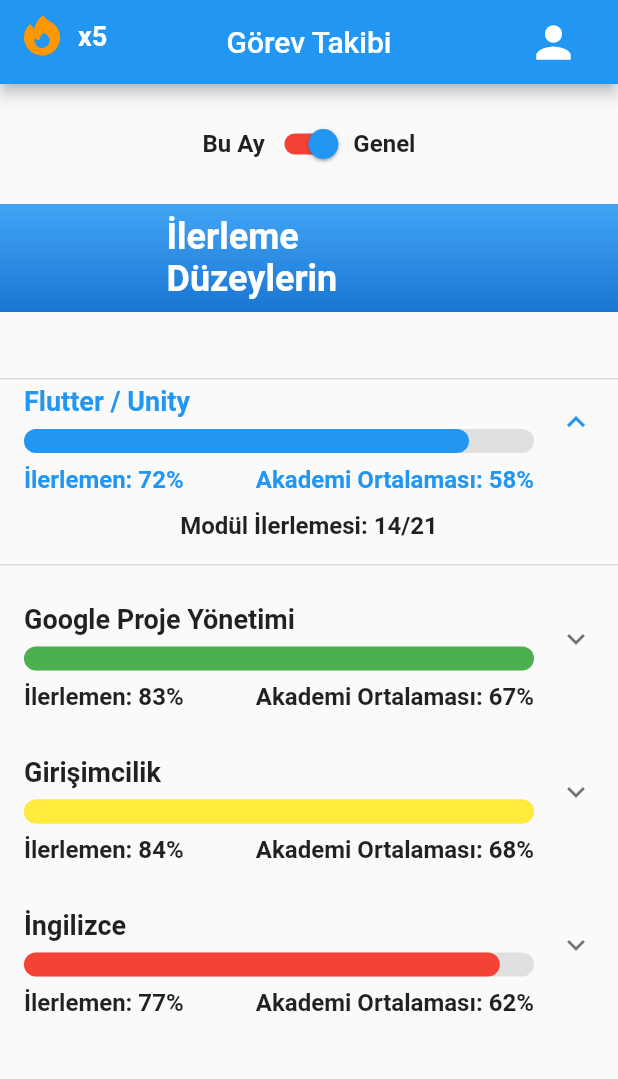
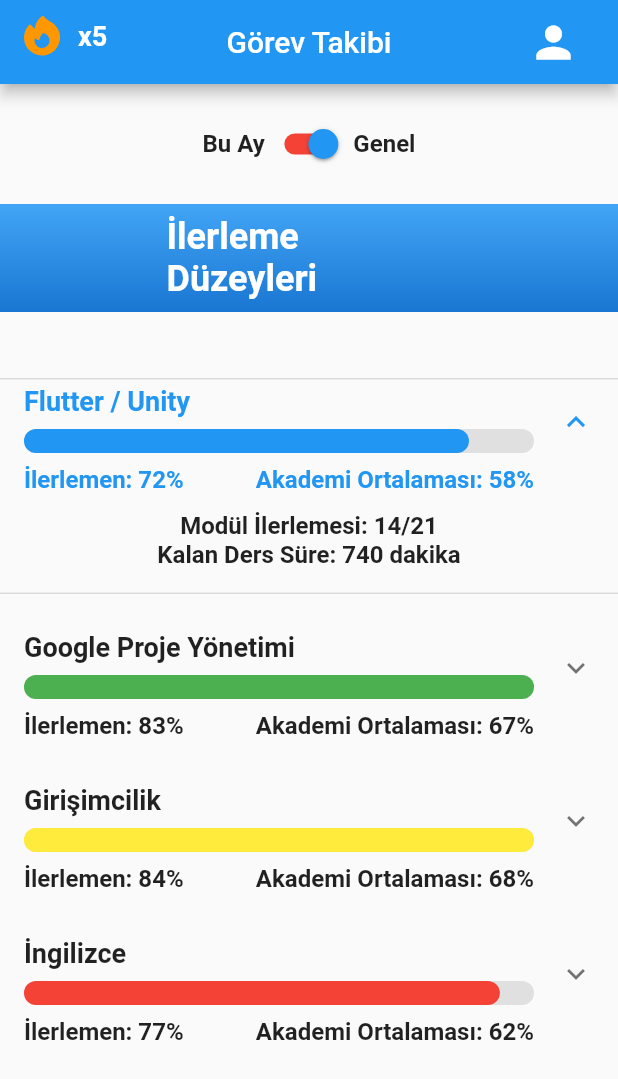
Before and after one commit to huseyinasan/AkademiTakip-AppJam, a Flutter app: the AnaPanel screen opened directly, after a tap on "Flutter / Unity", on a phone screen of 412 x 824 dp. Shown: the top 1079 px of the screen. Run offline on Flutter 3.47's test engine with Material 2 defaults, Android fonts, the phone set to English and light mode, and no system bars; our stand-ins replace icons_plus, percent_indicator.

Commit message:
ana_panel nearly finished and yaml updated

```diff
--- a/lib/screens/ana_panel.dart
+++ b/lib/screens/ana_panel.dart
@@ -23,24 +23,28 @@ class _AnaPanelState extends State<AnaPanel> {
       'value': 0.72,
       'color': Colors.blue,
       "course": "14/21",
+      "kalan_sure": 740,
     },
     {
       'name': 'Google Proje Yönetimi',
       'value': 0.83,
       'color': Colors.green,
       "course": "5/6",
+      "kalan_sure": 160,
     },
     {
       'name': 'Girişimcilik',
       'value': 0.84,
       'color': Colors.yellow,
       "course": "16/21",
+      "kalan_sure": 90,
     },
     {
       'name': 'İngilizce',
       'value': 0.77,
       'color': Colors.red,
       "course": "27/34",
+      "kalan_sure": 360,
     },
   ];
 
@@ -50,24 +54,28 @@ class _AnaPanelState extends State<AnaPanel> {
       'value': 0.82,
       'color': Colors.blue,
       "course": "14/16",
+      "kalan_sure": 60,
     },
     {
       'name': 'Google Proje Yönetimi',
       'value': 1.0,
       'color': Colors.green,
       "course": "5/4",
+      "kalan_sure": 0,
     },
     {
       'name': 'Girişimcilik',
       'value': 0.72,
       'color': Colors.yellow,
       "course": "16/18",
+      "kalan_sure": 40,
     },
     {
       'name': 'İngilizce',
       'value': 0.92,
       'color': Colors.red,
       "course": "27/28",
+      "kalan_sure": 25,
     },
   ];
 
@@ -161,7 +169,7 @@ class _AnaPanelState extends State<AnaPanel> {
                 ),
               ),
               child: const Text(
-                'İlerleme Düzeylerin',
+                'İlerleme Düzeyleri',
                 style: TextStyle(
                   fontSize: 24,
                   fontWeight: FontWeight.bold,
@@ -177,12 +185,13 @@ class _AnaPanelState extends State<AnaPanel> {
               itemBuilder: (BuildContext context, int index) {
                 return Column(
                   children: [
-                    SizedBox(height: 20),
+                    const SizedBox(height: 20),
                     CustomProgressBar(
                       label: progressData[index]['name'],
                       value: progressData[index]['value'],
                       color: progressData[index]['color'],
                       course: progressData[index]["course"],
+                      kalan_sure: progressData[index]["kalan_sure"],
                       onPressed: () =>
                           onProgressBarPressed(progressData[index]['name']),
                     ),
@@ -218,6 +227,7 @@ class CustomProgressBar extends StatefulWidget {
   final double value;
   final Color color;
   final String course;
+  final int kalan_sure;
   final VoidCallback? onPressed;
 
   const CustomProgressBar({
@@ -226,6 +236,7 @@ class CustomProgressBar extends StatefulWidget {
     required this.value,
     required this.color,
     required this.course,
+    required this.kalan_sure,
     this.onPressed,
   }) : super(key: key);
 
@@ -315,12 +326,23 @@ class _CustomProgressBarState extends State<CustomProgressBar> {
           // Add any content that you want to display when the widget is expanded
           Padding(
             padding: const EdgeInsets.fromLTRB(16, 8, 16, 16),
-            child: Text(
-              'Modül İlerlemesi: ${widget.course}',
-              style: const TextStyle(
-                fontSize: 16,
-                fontWeight: FontWeight.bold,
-              ),
+            child: Column(
+              children: [
+                Text(
+                  'Modül İlerlemesi: ${widget.course}',
+                  style: const TextStyle(
+                    fontSize: 16,
+                    fontWeight: FontWeight.bold,
+                  ),
+                ),
+                Text(
+                  'Kalan Ders Süre: ${widget.kalan_sure} dakika',
+                  style: const TextStyle(
+                    fontSize: 16,
+                    fontWeight: FontWeight.bold,
+                  ),
+                ),
+              ],
             ),
           ),
         ],
--- a/pubspec.yaml
+++ b/pubspec.yaml
@@ -43,8 +43,6 @@ dev_dependencies:
   flutter_test:
     sdk: flutter
 
-
-  percent_indicator: ^4.0.1
 
   # The "flutter_lints" package below contains a set of recommended lints to
   # encourage good coding practices. The lint set provided by the package is
```
